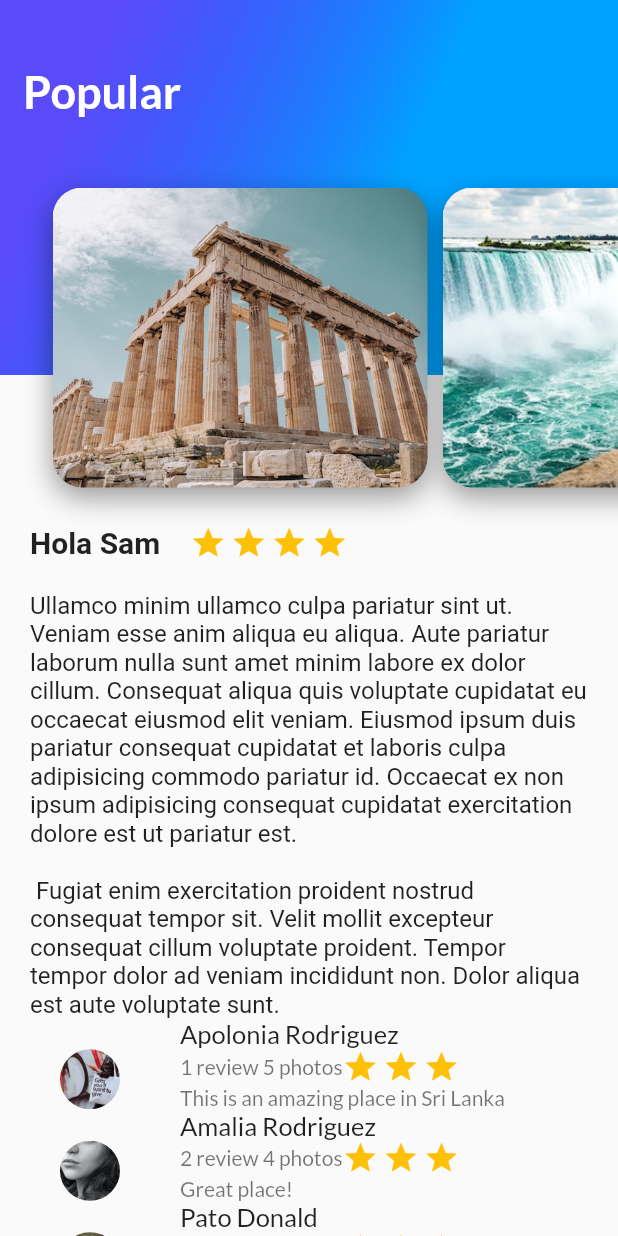
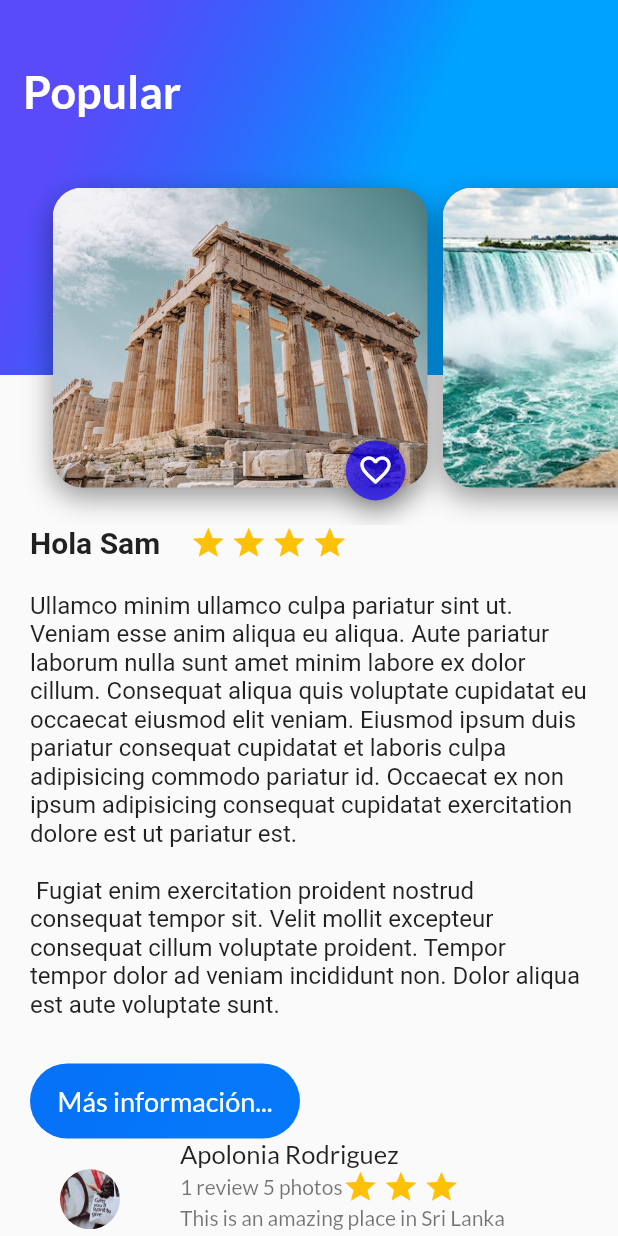
Before and after one commit to sam4ntha/travel_app5b, a Flutter app: the screen it shows after launch, on a phone screen of 412 x 824 dp. Run offline on Flutter 3.47's test engine with Material 2 defaults, Android fonts, the phone set to English and light mode, and no system bars; our stand-ins replace google_fonts; Roboto replaces fonts that are missing (Questrial).

Commit message:
Agregando botones

```diff
--- /dev/null
+++ b/lib/screens/button_navigate.dart
@@ -0,0 +1,54 @@
+import 'package:flutter/material.dart';
+import 'package:google_fonts/google_fonts.dart';
+
+class ButtonNavigate extends StatelessWidget {
+  final String buttonText;
+
+  const ButtonNavigate({super.key, required this.buttonText});
+
+  @override
+  Widget build(BuildContext context) {
+    return InkWell(
+      //Permite hacer clic sobre él, y tiene la form que queremos poner sobre él
+      onTap: () {
+        ScaffoldMessenger.of(context).showSnackBar(
+          const SnackBar(
+            content: Text('Presionaste el botón'),
+            backgroundColor: Color.fromARGB(255, 0, 162, 255),
+          ),
+        );
+      },
+      child: Container(
+        margin: const EdgeInsets.only(
+          top: 30.0,
+          left: 20.0,
+          right: 20.0,
+        ),
+        height: 50.0,
+        width: 180.0,
+        decoration: BoxDecoration(
+          borderRadius: BorderRadius.circular(30.0),
+          gradient: const LinearGradient(
+            colors: [
+              Color.fromARGB(253, 3, 113, 247),
+              Color.fromARGB(254, 4, 120, 250),
+            ],
+            begin: FractionalOffset(0.2, 0.0),
+            end: FractionalOffset(1.0, 0.5),
+            stops: [0.0, 0.6],
+            tileMode: TileMode.clamp,
+          ),
+        ),
+        child: Center(
+          child: Text(
+            buttonText,
+            style: GoogleFonts.lato(
+              fontSize: 18.0,
+              color: Colors.white,
+            ),
+          ),
+        ),
+      ),
+    );
+  }
+}
--- a/lib/screens/card_image.dart
+++ b/lib/screens/card_image.dart
@@ -1,4 +1,5 @@
 import 'package:flutter/material.dart';
+import 'package:travel_app5b/screens/small_button.dart';
 
 class CardImage extends StatelessWidget {
   final String pathImage;
@@ -30,6 +31,10 @@ class CardImage extends StatelessWidget {
         ],
       ),
     );
-    return card;
+    return Stack(
+      alignment: const Alignment(0.9, 1.1),
+      children: [card, SmallButton()],
+    );
+    //Cada vez que necesitemos un widget encima del otro, es un Stack
   }
 }
--- a/lib/screens/description_place_screen.dart
+++ b/lib/screens/description_place_screen.dart
@@ -1,5 +1,6 @@
 import 'package:flutter/material.dart';
 import 'package:google_fonts/google_fonts.dart';
+import 'package:travel_app5b/screens/button_navigate.dart';
 import 'package:travel_app5b/screens/review.dart';
 
 class DescriptionPLaceScreen extends StatelessWidget {
@@ -66,9 +67,13 @@ class DescriptionPLaceScreen extends StatelessWidget {
       ],
     );
     return Column(
+      crossAxisAlignment: CrossAxisAlignment.start,
       children: [
         titleAndStarts,
         description,
+        const ButtonNavigate(
+          buttonText: 'Más información...',
+        )
       ],
     );
   }
--- /dev/null
+++ b/lib/screens/small_button.dart
@@ -0,0 +1,34 @@
+import 'package:flutter/material.dart';
+
+class SmallButton extends StatefulWidget {
+  const SmallButton({super.key});
+
+  @override
+  State<SmallButton> createState() => _SmallButtonState();
+}
+
+class _SmallButtonState extends State<SmallButton> {
+  bool pressed = false;
+  void onPressedFav() {
+    setState(() {
+      if (!pressed) {
+        pressed = true;
+      } else {
+        pressed = false;
+      }
+    });
+  }
+
+  @override
+  Widget build(BuildContext context) {
+    return FloatingActionButton(
+      onPressed: onPressedFav,
+      backgroundColor: const Color.fromARGB(179, 21, 0, 250),
+      mini: true,
+      tooltip: 'Fav',
+      child: Icon(pressed //Operador ternario
+          ? Icons.favorite
+          : Icons.favorite_border), //Condicional, verdadero ?, falso :
+    );
+  }
+}
```
